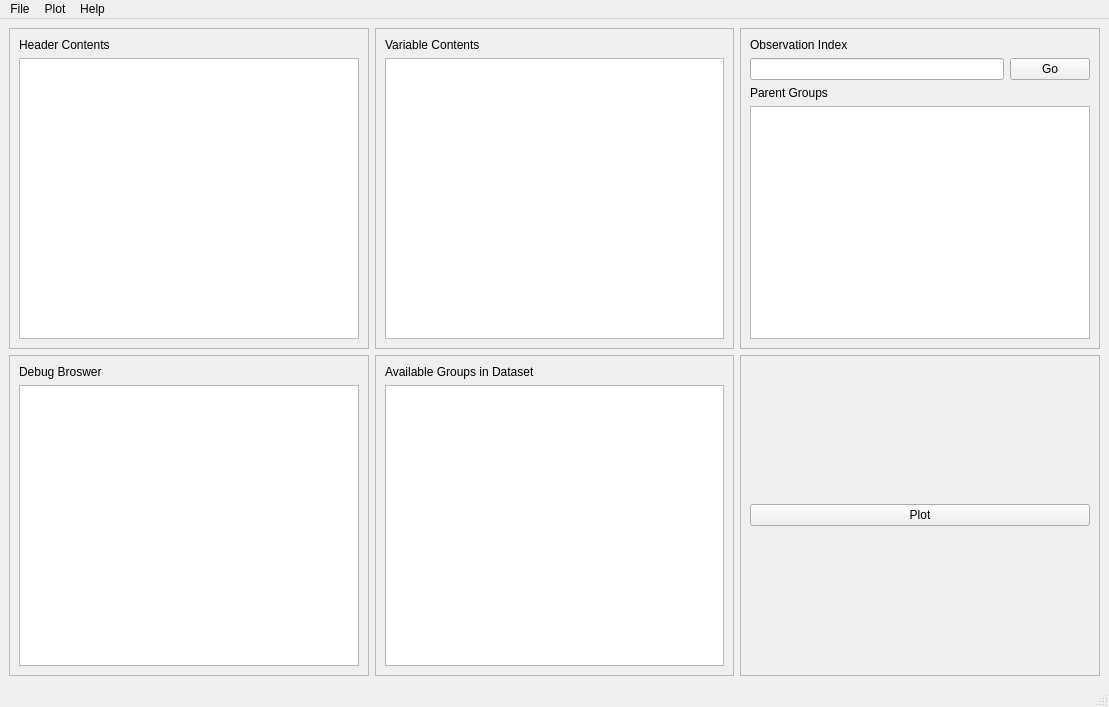
Above: src/main/resources/designer/main_window.ui from anhqngo/netCDF-GUI before the change. Below: the same form after it.
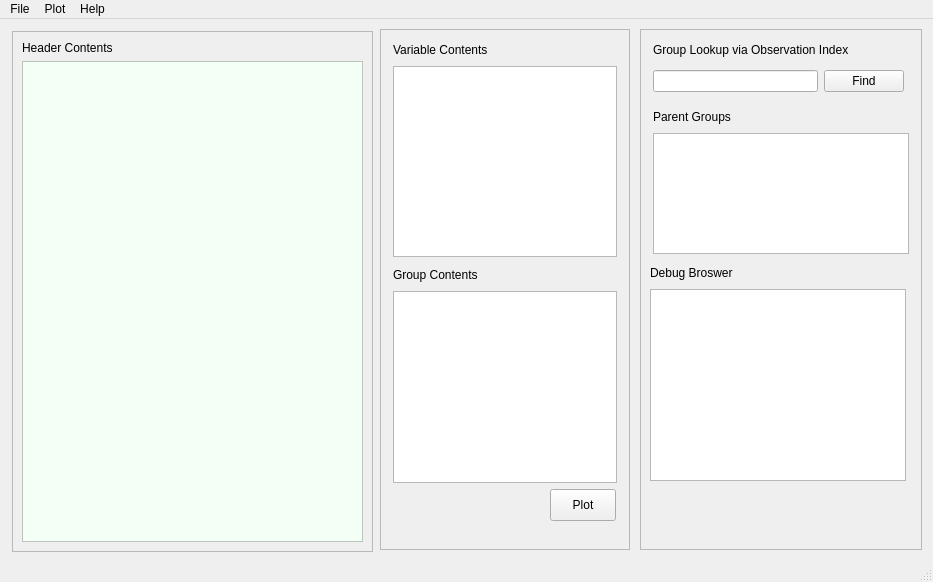
That is the form after the change.

Commit message: Restructure the main window ui

Patch:
```diff
--- a/src/main/resources/designer/main_window.ui
+++ b/src/main/resources/designer/main_window.ui
@@ -6,8 +6,8 @@
    <rect>
     <x>0</x>
     <y>0</y>
-    <width>1109</width>
-    <height>707</height>
+    <width>933</width>
+    <height>582</height>
    </rect>
   </property>
   <property name="minimumSize">
@@ -26,9 +26,15 @@
    <bool>false</bool>
   </property>
   <widget class="QWidget" name="centralwidget">
-   <layout class="QGridLayout" name="gridLayout_3">
-    <item row="0" column="0">
      <widget class="QFrame" name="headerFrame">
+    <property name="geometry">
+     <rect>
+      <x>12</x>
+      <y>12</y>
+      <width>361</width>
+      <height>521</height>
+     </rect>
+    </property>
       <property name="frameShape">
        <enum>QFrame::StyledPanel</enum>
       </property>
@@ -44,62 +50,126 @@
         </widget>
        </item>
        <item row="1" column="0">
-        <widget class="QTextBrowser" name="headerContents"/>
+      <widget class="QTextBrowser" name="headerContents">
+       <property name="styleSheet">
+        <string notr="true">background-color: rgb(244, 255, 245)</string>
+       </property>
+      </widget>
        </item>
       </layout>
      </widget>
-    </item>
-    <item row="1" column="2">
-     <widget class="QFrame" name="frame">
+   <widget class="QFrame" name="variableFrame">
+    <property name="geometry">
+     <rect>
+      <x>380</x>
+      <y>10</y>
+      <width>250</width>
+      <height>521</height>
+     </rect>
+    </property>
       <property name="frameShape">
        <enum>QFrame::StyledPanel</enum>
       </property>
       <property name="frameShadow">
        <enum>QFrame::Raised</enum>
       </property>
-      <layout class="QGridLayout" name="gridLayout_7">
-       <item row="0" column="0">
+    <widget class="QLabel" name="variableLabel">
+     <property name="geometry">
+      <rect>
+       <x>13</x>
+       <y>13</y>
+       <width>109</width>
+       <height>16</height>
+      </rect>
+     </property>
+     <property name="text">
+      <string>Variable Contents</string>
+     </property>
+    </widget>
+    <widget class="QListWidget" name="variableList">
+     <property name="geometry">
+      <rect>
+       <x>13</x>
+       <y>37</y>
+       <width>224</width>
+       <height>191</height>
+      </rect>
+     </property>
+    </widget>
+    <widget class="QListWidget" name="groupContents">
+     <property name="geometry">
+      <rect>
+       <x>13</x>
+       <y>262</y>
+       <width>224</width>
+       <height>192</height>
+      </rect>
+     </property>
+    </widget>
+    <widget class="QLabel" name="groupLabel">
+     <property name="geometry">
+      <rect>
+       <x>13</x>
+       <y>238</y>
+       <width>167</width>
+       <height>16</height>
+      </rect>
+     </property>
+     <property name="text">
+      <string>Group Contents</string>
+     </property>
+    </widget>
         <widget class="QPushButton" name="plotButton">
+     <property name="geometry">
+      <rect>
+       <x>170</x>
+       <y>460</y>
+       <width>66</width>
+       <height>32</height>
+      </rect>
+     </property>
          <property name="text">
           <string>Plot</string>
          </property>
         </widget>
-       </item>
-      </layout>
-     </widget>
-    </item>
-    <item row="0" column="2">
+   </widget>
      <widget class="QFrame" name="parentGroupFrame">
+    <property name="geometry">
+     <rect>
+      <x>640</x>
+      <y>10</y>
+      <width>282</width>
+      <height>521</height>
+     </rect>
+    </property>
       <property name="frameShape">
        <enum>QFrame::StyledPanel</enum>
       </property>
       <property name="frameShadow">
        <enum>QFrame::Raised</enum>
       </property>
-      <layout class="QGridLayout" name="gridLayout_6">
-       <item row="1" column="0">
-        <layout class="QHBoxLayout" name="horizontalLayout">
-         <item>
-          <widget class="QLineEdit" name="obsIndexInput"/>
-         </item>
-         <item>
-          <widget class="QPushButton" name="obsIndexPush">
-           <property name="text">
-            <string>Go</string>
-           </property>
-          </widget>
-         </item>
-        </layout>
-       </item>
-       <item row="0" column="0">
         <widget class="QLabel" name="obsIndexLabel">
+     <property name="geometry">
+      <rect>
+       <x>13</x>
+       <y>13</y>
+       <width>251</width>
+       <height>16</height>
+      </rect>
+     </property>
          <property name="text">
-          <string>Observation Index</string>
-         </property>
-        </widget>
-       </item>
-       <item row="2" column="0">
+      <string>Group Lookup via Observation Index</string>
+     </property>
+    </widget>
         <widget class="QLabel" name="parentGroupLabel">
+     <property name="geometry">
+      <rect>
+       <x>13</x>
+       <y>80</y>
+       <width>88</width>
+       <height>16</height>
+      </rect>
+     </property>
          <property name="text">
           <string>Parent Groups</string>
          </property>
@@ -107,83 +177,67 @@
           <set>Qt::AlignLeading|Qt::AlignLeft|Qt::AlignVCenter</set>
          </property>
         </widget>
-       </item>
-       <item row="3" column="0">
-        <widget class="QTextBrowser" name="parentGroupList"/>
-       </item>
-      </layout>
-      <zorder>parentGroupLabel</zorder>
-      <zorder>obsIndexLabel</zorder>
-      <zorder>parentGroupList</zorder>
-     </widget>
-    </item>
-    <item row="1" column="0">
-     <widget class="QFrame" name="debugFrame">
-      <property name="frameShape">
-       <enum>QFrame::StyledPanel</enum>
-      </property>
-      <property name="frameShadow">
-       <enum>QFrame::Raised</enum>
-      </property>
-      <layout class="QGridLayout" name="gridLayout_5">
-       <item row="1" column="0">
-        <widget class="QTextBrowser" name="debugContents"/>
-       </item>
-       <item row="0" column="0">
+    <widget class="QTextBrowser" name="parentGroupList">
+     <property name="geometry">
+      <rect>
+       <x>13</x>
+       <y>104</y>
+       <width>256</width>
+       <height>121</height>
+      </rect>
+     </property>
+    </widget>
         <widget class="QLabel" name="debugLabel">
+     <property name="geometry">
+      <rect>
+       <x>10</x>
+       <y>236</y>
+       <width>94</width>
+       <height>16</height>
+      </rect>
+     </property>
          <property name="text">
           <string>Debug Broswer</string>
          </property>
         </widget>
-       </item>
-      </layout>
-     </widget>
-    </item>
-    <item row="1" column="1">
-     <widget class="QFrame" name="availableGroupFrame">
-      <property name="frameShape">
-       <enum>QFrame::StyledPanel</enum>
-      </property>
-      <property name="frameShadow">
-       <enum>QFrame::Raised</enum>
-      </property>
-      <layout class="QGridLayout" name="gridLayout_4">
-       <item row="2" column="0">
-        <widget class="QListWidget" name="groupContents"/>
-       </item>
-       <item row="1" column="0">
-        <widget class="QLabel" name="groupLabel">
+    <widget class="QTextBrowser" name="debugContents">
+     <property name="geometry">
+      <rect>
+       <x>10</x>
+       <y>260</y>
+       <width>256</width>
+       <height>192</height>
+      </rect>
+     </property>
+    </widget>
+    <widget class="QWidget" name="">
+     <property name="geometry">
+      <rect>
+       <x>13</x>
+       <y>37</y>
+       <width>251</width>
+       <height>31</height>
+      </rect>
+     </property>
+     <layout class="QHBoxLayout" name="horizontalLayout">
+      <item>
+       <widget class="QLineEdit" name="obsIndexInput"/>
+      </item>
+      <item>
+       <widget class="QPushButton" name="obsIndexPush">
          <property name="text">
-          <string>Available Groups in Dataset</string>
+         <string>Find</string>
          </property>
         </widget>
        </item>
       </layout>
      </widget>
-    </item>
-    <item row="0" column="1">
-     <widget class="QFrame" name="variableFrame">
-      <property name="frameShape">
-       <enum>QFrame::StyledPanel</enum>
-      </property>
-      <property name="frameShadow">
-       <enum>QFrame::Raised</enum>
-      </property>
-      <layout class="QGridLayout" name="gridLayout_2">
-       <item row="0" column="0">
-        <widget class="QLabel" name="variableLabel">
-         <property name="text">
-          <string>Variable Contents</string>
-         </property>
-        </widget>
-       </item>
-       <item row="1" column="0">
-        <widget class="QListWidget" name="variableList"/>
-       </item>
-      </layout>
-     </widget>
-    </item>
-   </layout>
+    <zorder>parentGroupLabel</zorder>
+    <zorder>obsIndexLabel</zorder>
+    <zorder>parentGroupList</zorder>
+    <zorder>debugLabel</zorder>
+    <zorder>debugContents</zorder>
+   </widget>
    <zorder>headerFrame</zorder>
    <zorder>variableFrame</zorder>
    <zorder>debugFrame</zorder>
@@ -196,7 +250,7 @@
     <rect>
      <x>0</x>
      <y>0</y>
-     <width>1109</width>
+     <width>933</width>
      <height>22</height>
     </rect>
    </property>
```
Left out of the diff: 4 changed lines with no effect on the pictures. Lines whose indentation alone changed are shown as unchanged. The commit also changes 2 other files.
